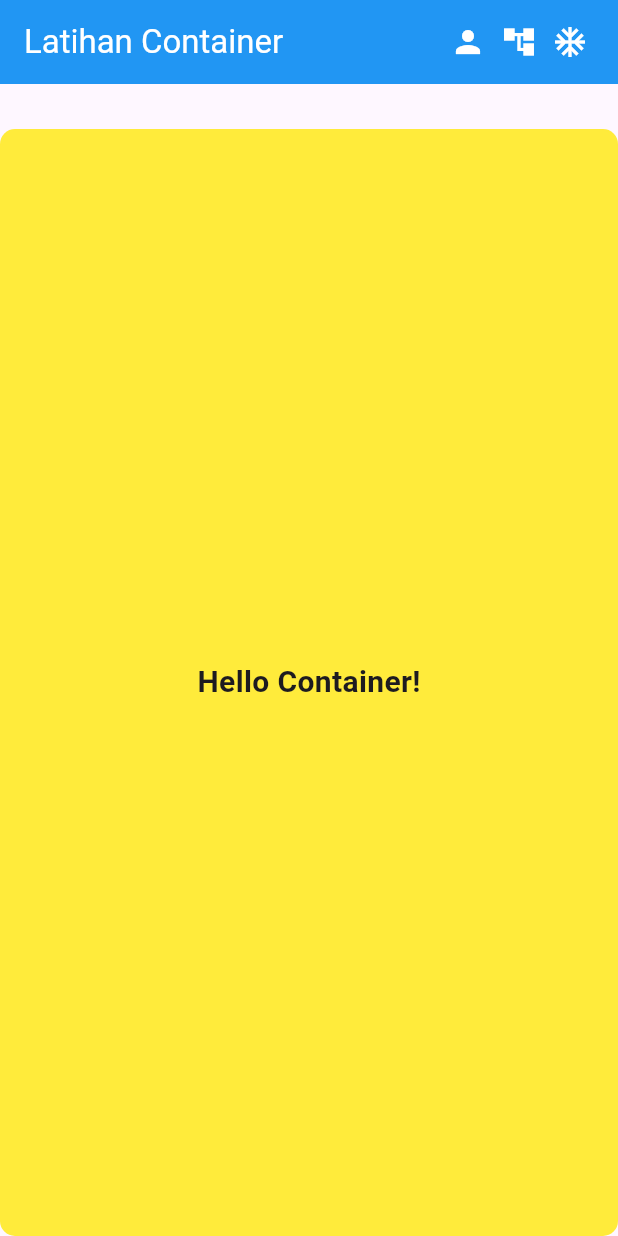
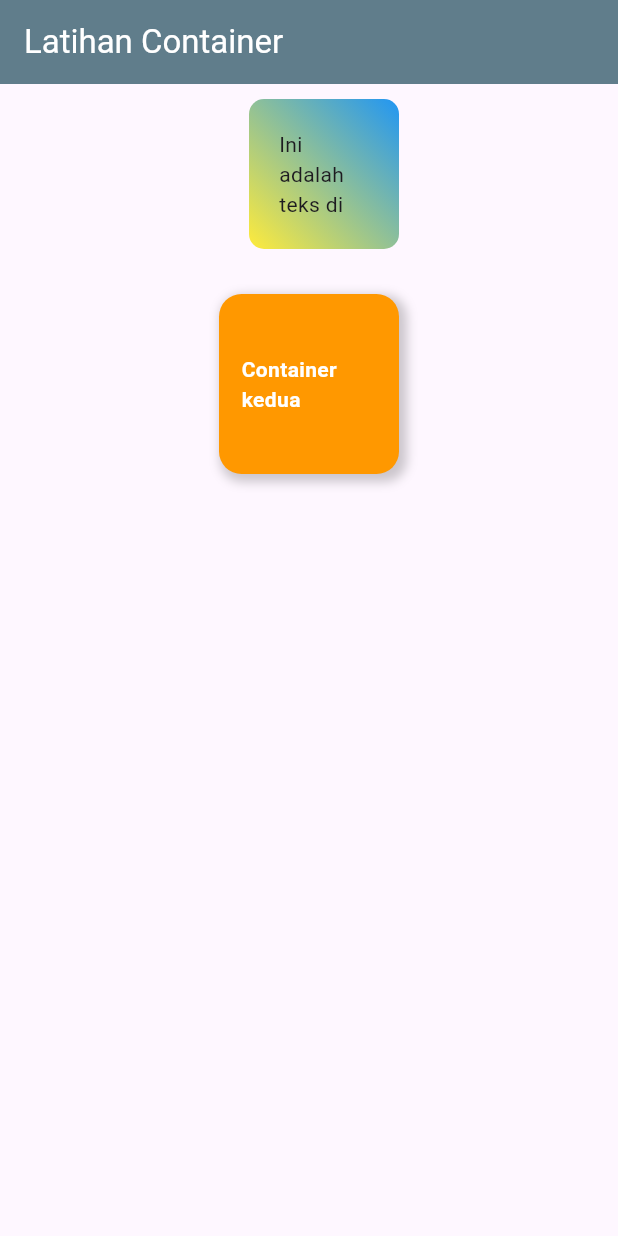
Before and after one commit to zaqimaulana/flutter_latihan_container, a Flutter app: the screen it shows after launch, on a phone screen of 412 x 824 dp. Run offline on Flutter 3.47's test engine with Material 3 defaults, Android fonts, the phone set to English and light mode, and no system bars.

Commit message:
third commit

```diff
--- a/lib/main.dart
+++ b/lib/main.dart
@@ -4,7 +4,6 @@ void main() {
   runApp(const MyApp());
 }
 
-// Method MyApp
 class MyApp extends StatelessWidget {
   const MyApp({super.key});
 
@@ -12,13 +11,12 @@ class MyApp extends StatelessWidget {
   Widget build(BuildContext context) {
     return MaterialApp(
       debugShowCheckedModeBanner: false,
-      title: "Membuat aplikasi baru",
+      title: "Latihan Container",
       home: const MyHome(),
     );
   }
 }
 
-// Method MyHome
 class MyHome extends StatelessWidget {
   const MyHome({super.key});
 
@@ -27,26 +25,57 @@ class MyHome extends StatelessWidget {
     return Scaffold(
       appBar: AppBar(
         title: const Text("Latihan Container", style: TextStyle(color: Colors.white)),
-        backgroundColor: Colors.blue,
-        actions: const [
-          Icon(Icons.person, color: Colors.white),
-          SizedBox(width: 10),
-          Icon(Icons.account_tree, color: Colors.white),
-          SizedBox(width: 10),
-          Icon(Icons.ac_unit, color: Colors.white),
-          SizedBox(width: 20),
-        ],
+        backgroundColor: Colors.blueGrey,
       ),
-      body: Container(
-        alignment: Alignment.center,
-        margin: const EdgeInsets.only(top: 30),
-        decoration: BoxDecoration(
-          color: Colors.yellow,
-          borderRadius: BorderRadius.circular(10.0),
-        ),
-        child: const Text(
-          "Hello Container!",
-          style: TextStyle(fontSize: 20, fontWeight: FontWeight.bold),
+      body: Center(
+        child: Column(
+          mainAxisAlignment: MainAxisAlignment.start,
+          children: [
+            // 🔷 Container pertama
+            Container(
+              width: 100,
+              height: 100,
+              margin: const EdgeInsets.only(top: 10, left: 20),
+              padding: const EdgeInsets.all(20),
+              alignment: Alignment.topCenter,
+              decoration: BoxDecoration(
+                gradient: const LinearGradient(
+                  begin: Alignment.topRight,
+                  end: Alignment.bottomLeft,
+                  colors: [Colors.blue, Colors.yellow],
+                ),
+                borderRadius: BorderRadius.circular(10.0),
+              ),
+              child: const Text("Ini adalah teks di dalam container"),
+            ),
+
+            const SizedBox(height: 20),
+
+            // 🔶 Container kedua (tambahan dari foto)
+            Container(
+              width: 120,
+              height: 120,
+              margin: const EdgeInsets.all(10),
+              padding: const EdgeInsets.all(15),
+              alignment: Alignment.center,
+              decoration: BoxDecoration(
+                color: Colors.orange,
+                borderRadius: BorderRadius.circular(15),
+                boxShadow: [
+                  BoxShadow(
+                    color: Colors.black.withOpacity(0.2),
+                    spreadRadius: 2,
+                    blurRadius: 5,
+                    offset: const Offset(3, 3),
+                  ),
+                ],
+              ),
+              child: const Text(
+                "Container kedua",
+                style: TextStyle(color: Colors.white, fontWeight: FontWeight.bold),
+              ),
+            ),
+          ],
         ),
       ),
     );
```
